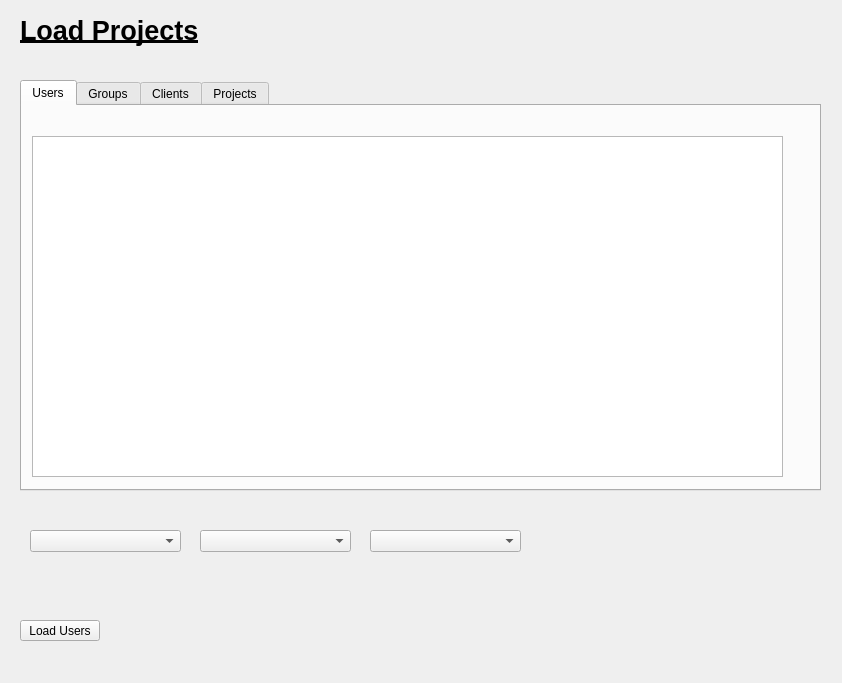
This is cpp/VLTPipeline/ui/dialogs/usersdialog.ui in vltmedia/VLTPipeline as Qt 5 draws it before an edit. The edited form follows.
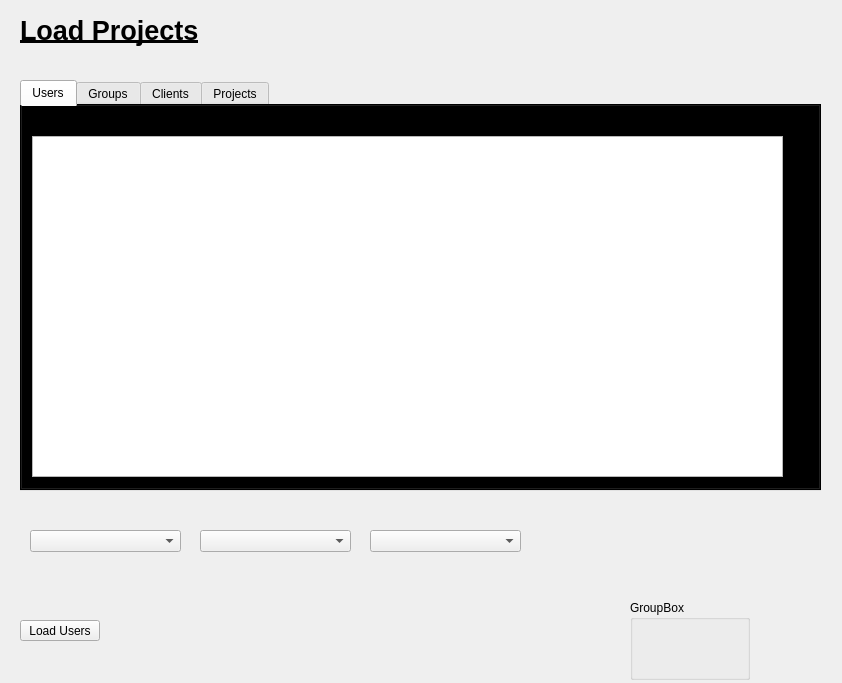
This is the edited form. The open tabs and pages were chosen to show the change.

What changed in the file:
```diff
--- a/cpp/VLTPipeline/ui/dialogs/usersdialog.ui
+++ b/cpp/VLTPipeline/ui/dialogs/usersdialog.ui
@@ -13,6 +13,11 @@
   <property name="windowTitle">
    <string>Dialog</string>
   </property>
+  <property name="styleSheet">
+   <string notr="true">QTabWidget{
+    background-color:#000000;
+}</string>
+  </property>
   <widget class="QLabel" name="label">
    <property name="geometry">
     <rect>
@@ -179,6 +184,19 @@
     </rect>
    </property>
   </widget>
+  <widget class="QGroupBox" name="groupBox">
+   <property name="geometry">
+    <rect>
+     <x>630</x>
+     <y>600</y>
+     <width>120</width>
+     <height>80</height>
+    </rect>
+   </property>
+   <property name="title">
+    <string>GroupBox</string>
+   </property>
+  </widget>
  </widget>
  <resources/>
  <connections/>
```
Left out of the diff: 8 changed lines with no effect on the pictures.
